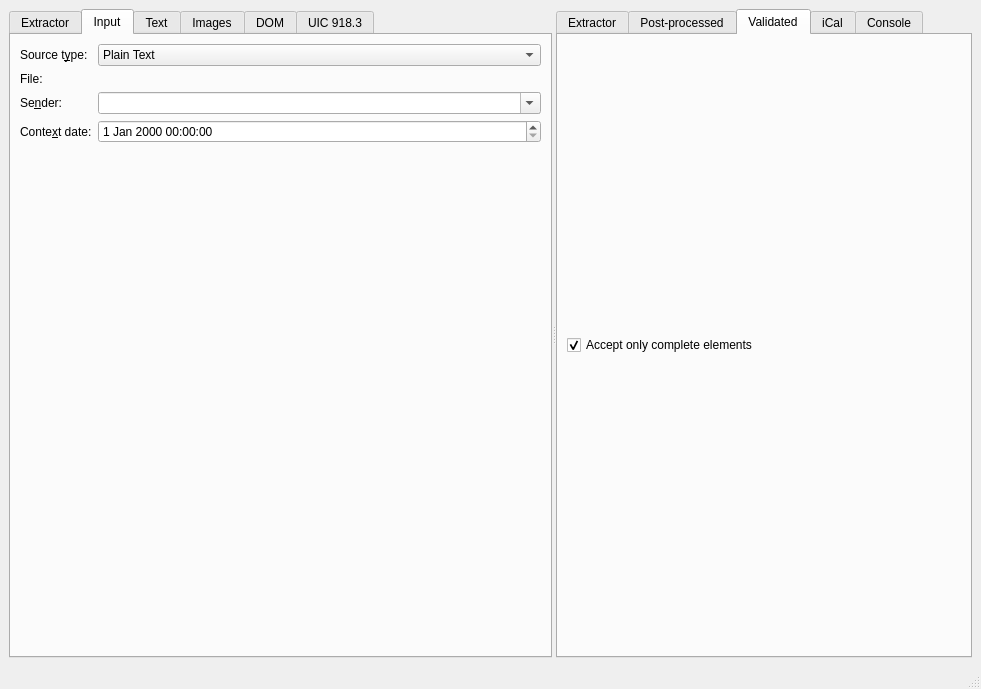
Above: src/mainwindow.ui from KDE/kitinerary-workbench before the change. Below: the same form after it.
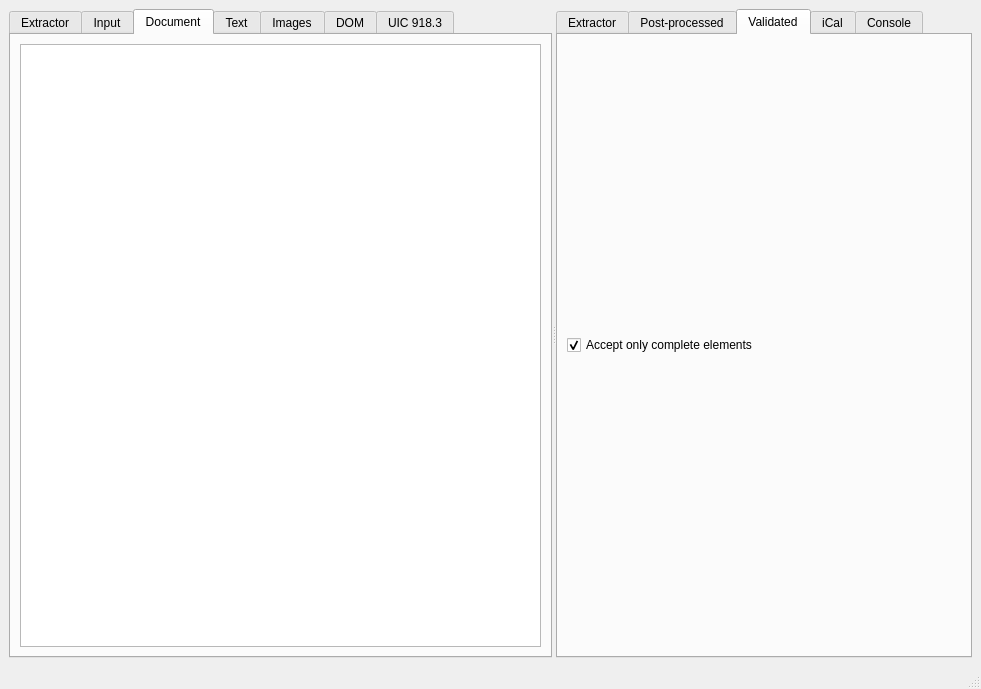
That is the form after the change. The open tabs and pages were chosen to show the change. Icons and pictures are not drawn. Custom widgets are drawn as their Qt base class.

Commit message:
Add document node tree view
Not hooked up to the extractor engine yet though.

Patch:
```diff
--- a/src/mainwindow.ui
+++ b/src/mainwindow.ui
@@ -167,6 +167,16 @@
          </item>
         </layout>
        </widget>
+       <widget class="QWidget" name="documentTab">
+        <attribute name="title">
+         <string>Document</string>
+        </attribute>
+        <layout class="QVBoxLayout" name="verticalLayout_6">
+         <item>
+          <widget class="QTreeView" name="documentTreeView"/>
+         </item>
+        </layout>
+       </widget>
        <widget class="QWidget" name="preprocTab">
         <attribute name="title">
          <string>Text</string>
```
The commit also changes 5 other files.
